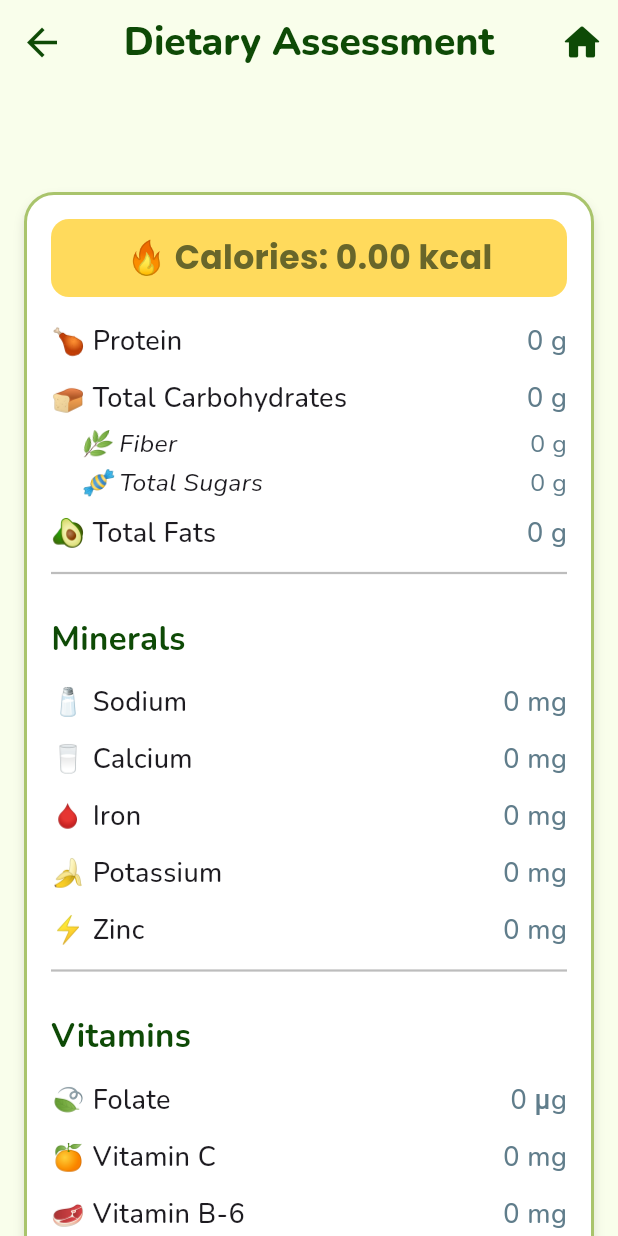
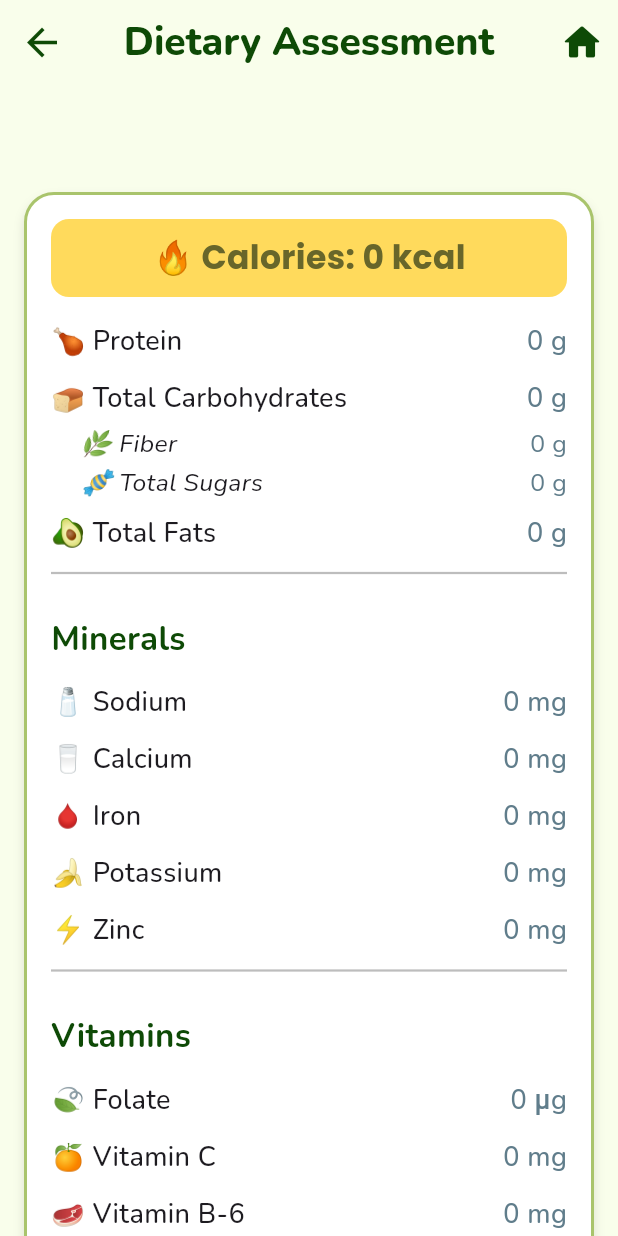
Before and after one commit to chrmlmrn/NutriShow, a Flutter app: the MacronutrientAdvicePage screen opened directly with empty values, on a phone screen of 412 x 824 dp. Run offline on Flutter 3.47's test engine with Material 3 defaults, Android fonts, the light colour scheme and no system bars; our stand-ins replace google_fonts, image_picker, shared_preferences, sqflite; missing offline and left inert: tflite_flutter; accounts and stored records are empty.

Commit message:
slight changes

```diff
--- a/lib/views/advice.dart
+++ b/lib/views/advice.dart
@@ -277,7 +277,7 @@ class MacronutrientAdvicePage extends StatelessWidget {
                 child: Column(
                   crossAxisAlignment: CrossAxisAlignment.start,
                   children: [
-                    _buildHeaderRow("🔥 Calories", "${_adjustForPortion(foodDetails['energy_kcal'] ?? 0).toStringAsFixed(2)} kcal"),
+                    _buildHeaderRow("🔥 Calories", "${_adjustForPortion(foodDetails['energy_kcal'] ?? 0).toStringAsFixed(0)} kcal"),
                     SizedBox(height: 10),
                     _buildNutrientRow("🍗 Protein", _adjustForPortion(foodDetails['protein_g'] ?? 0), "g"),
                     _buildNutrientRow("🍞 Total Carbohydrates", _adjustForPortion(foodDetails['carbohydrates_g'] ?? 0), "g"),
--- a/lib/views/options.dart
+++ b/lib/views/options.dart
@@ -458,7 +458,7 @@ class _DishOptionsScreenState extends State<DishOptionsScreen> {
             tip: selectedTip,
             notice: selectedNotice,
             pinnedTips: pinnedTips,
-            activityLevel: widget.activityLevel,
+            activityLevel: widget.activityLevel
           ),
         ),
       );
```
Also changed, not shown: 4 other files.
